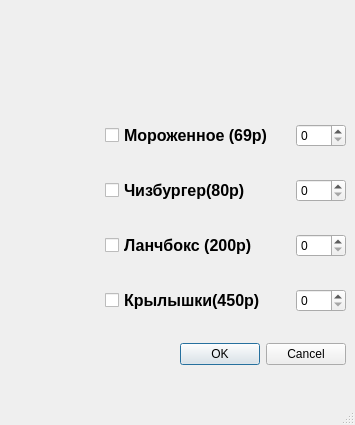
This is 7_practics/kfc_check/design.ui in tikhonow/python as Qt 5 draws it before an edit. The edited form follows.
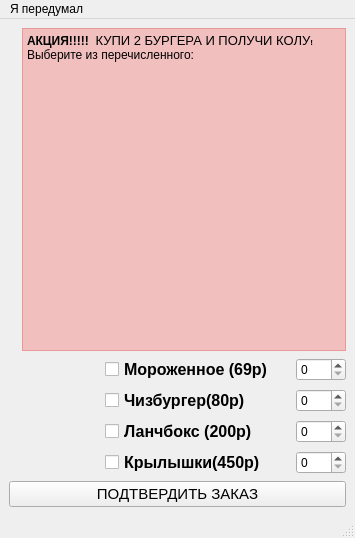
This is the edited form. Icons and pictures are not drawn.

Commit message: add: check design

```diff
--- a/7_practics/kfc_check/design.ui
+++ b/7_practics/kfc_check/design.ui
@@ -7,7 +7,7 @@
     <x>0</x>
     <y>0</y>
     <width>355</width>
-    <height>425</height>
+    <height>538</height>
    </rect>
   </property>
   <property name="windowTitle">
@@ -15,14 +15,7 @@
   </property>
   <widget class="QWidget" name="centralwidget">
    <layout class="QGridLayout" name="gridLayout">
-    <item row="5" column="0">
-     <widget class="QDialogButtonBox" name="buttonBox">
-      <property name="standardButtons">
-       <set>QDialogButtonBox::Cancel|QDialogButtonBox::Ok</set>
-      </property>
-     </widget>
-    </item>
-    <item row="2" column="0">
+    <item row="3" column="0">
      <layout class="QHBoxLayout" name="horizontalLayout_6">
       <item>
        <widget class="QLabel" name="label_3">
@@ -75,120 +68,7 @@
       </item>
      </layout>
     </item>
-    <item row="4" column="0">
-     <layout class="QHBoxLayout" name="horizontalLayout_9">
-      <item>
-       <widget class="QLabel" name="label_6">
-        <property name="maximumSize">
-         <size>
-          <width>90</width>
-          <height>90</height>
-         </size>
-        </property>
-        <property name="text">
-         <string/>
-        </property>
-        <property name="pixmap">
-         <pixmap>resources/image/24930_1.jpg</pixmap>
-        </property>
-        <property name="scaledContents">
-         <bool>true</bool>
-        </property>
-       </widget>
-      </item>
-      <item>
-       <widget class="QCheckBox" name="checkBox_6">
-        <property name="font">
-         <font>
-          <pointsize>12</pointsize>
-          <weight>75</weight>
-          <bold>true</bold>
-         </font>
-        </property>
-        <property name="text">
-         <string>Крылышки(450р)</string>
-        </property>
-       </widget>
-      </item>
-      <item>
-       <widget class="QSpinBox" name="spinBox_6">
-        <property name="maximumSize">
-         <size>
-          <width>50</width>
-          <height>16777215</height>
-         </size>
-        </property>
-       </widget>
-      </item>
-     </layout>
-    </item>
-    <item row="3" column="0">
-     <layout class="QHBoxLayout" name="horizontalLayout_5">
-      <item>
-       <widget class="QLabel" name="label_2">
-        <property name="maximumSize">
-         <size>
-          <width>90</width>
-          <height>90</height>
-         </size>
-        </property>
-        <property name="text">
-         <string/>
-        </property>
-        <property name="pixmap">
-         <pixmap>resources/image/unnamed.png</pixmap>
-        </property>
-        <property name="scaledContents">
-         <bool>true</bool>
-        </property>
-       </widget>
-      </item>
-      <item>
-       <widget class="QCheckBox" name="checkBox_2">
-        <property name="font">
-         <font>
-          <pointsize>12</pointsize>
-          <weight>75</weight>
-          <bold>true</bold>
-         </font>
-        </property>
-        <property name="text">
-         <string>Ланчбокс (200р)</string>
-        </property>
-       </widget>
-      </item>
-      <item>
-       <widget class="QSpinBox" name="spinBox_2">
-        <property name="maximumSize">
-         <size>
-          <width>50</width>
-          <height>16777215</height>
-         </size>
-        </property>
-       </widget>
-      </item>
-     </layout>
-    </item>
-    <item row="0" column="0">
-     <widget class="QLabel" name="label_7">
-      <property name="maximumSize">
-       <size>
-        <width>150</width>
-        <height>60</height>
-       </size>
-      </property>
-      <property name="text">
-       <string/>
-      </property>
-      <property name="pixmap">
-       <pixmap>resources/image/42-429338_vector-kfc-logo-png-transparent-png.png</pixmap>
-      </property>
-      <property name="scaledContents">
-       <bool>true</bool>
-      </property>
-     </widget>
-    </item>
-    <item row="1" column="0">
+    <item row="2" column="0">
      <layout class="QHBoxLayout" name="horizontalLayout_4">
       <item>
        <widget class="QLabel" name="label">
@@ -241,6 +121,158 @@
       </item>
      </layout>
     </item>
+    <item row="4" column="0">
+     <layout class="QHBoxLayout" name="horizontalLayout_5">
+      <item>
+       <widget class="QLabel" name="label_2">
+        <property name="maximumSize">
+         <size>
+          <width>90</width>
+          <height>90</height>
+         </size>
+        </property>
+        <property name="text">
+         <string/>
+        </property>
+        <property name="pixmap">
+         <pixmap>resources/image/unnamed.png</pixmap>
+        </property>
+        <property name="scaledContents">
+         <bool>true</bool>
+        </property>
+       </widget>
+      </item>
+      <item>
+       <widget class="QCheckBox" name="check_five">
+        <property name="font">
+         <font>
+          <pointsize>12</pointsize>
+          <weight>75</weight>
+          <bold>true</bold>
+         </font>
+        </property>
+        <property name="text">
+         <string>Ланчбокс (200р)</string>
+        </property>
+       </widget>
+      </item>
+      <item>
+       <widget class="QSpinBox" name="spin_five">
+        <property name="maximumSize">
+         <size>
+          <width>50</width>
+          <height>16777215</height>
+         </size>
+        </property>
+       </widget>
+      </item>
+     </layout>
+    </item>
+    <item row="6" column="0">
+     <widget class="QPushButton" name="pushButton">
+      <property name="font">
+       <font>
+        <pointsize>11</pointsize>
+        <weight>50</weight>
+        <bold>false</bold>
+       </font>
+      </property>
+      <property name="cursor">
+       <cursorShape>PointingHandCursor</cursorShape>
+      </property>
+      <property name="text">
+       <string>ПОДТВЕРДИТЬ ЗАКАЗ</string>
+      </property>
+     </widget>
+    </item>
+    <item row="5" column="0">
+     <layout class="QHBoxLayout" name="horizontalLayout_9">
+      <item>
+       <widget class="QLabel" name="label_6">
+        <property name="maximumSize">
+         <size>
+          <width>90</width>
+          <height>90</height>
+         </size>
+        </property>
+        <property name="text">
+         <string/>
+        </property>
+        <property name="pixmap">
+         <pixmap>resources/image/24930_1.jpg</pixmap>
+        </property>
+        <property name="scaledContents">
+         <bool>true</bool>
+        </property>
+       </widget>
+      </item>
+      <item>
+       <widget class="QCheckBox" name="check_kur">
+        <property name="font">
+         <font>
+          <pointsize>12</pointsize>
+          <weight>75</weight>
+          <bold>true</bold>
+         </font>
+        </property>
+        <property name="text">
+         <string>Крылышки(450р)</string>
+        </property>
+       </widget>
+      </item>
+      <item>
+       <widget class="QSpinBox" name="spin_kur">
+        <property name="maximumSize">
+         <size>
+          <width>50</width>
+          <height>16777215</height>
+         </size>
+        </property>
+       </widget>
+      </item>
+     </layout>
+    </item>
+    <item row="0" column="0">
+     <layout class="QHBoxLayout" name="horizontalLayout_2">
+      <item>
+       <widget class="QLabel" name="label_7">
+        <property name="maximumSize">
+         <size>
+          <width>150</width>
+          <height>60</height>
+         </size>
+        </property>
+        <property name="text">
+         <string/>
+        </property>
+        <property name="pixmap">
+         <pixmap>resources/image/42-429338_vector-kfc-logo-png-transparent-png.png</pixmap>
+        </property>
+        <property name="scaledContents">
+         <bool>true</bool>
+        </property>
+       </widget>
+      </item>
+      <item>
+       <widget class="QTextBrowser" name="textBrowser">
+        <property name="styleSheet">
+         <string notr="true">background-color: rgba(255, 0, 0, 0.2);</string>
+        </property>
+        <property name="html">
+         <string>&lt;!DOCTYPE HTML PUBLIC &quot;-//W3C//DTD HTML 4.0//EN&quot; &quot;http://www.w3.org/TR/REC-html40/strict.dtd&quot;&gt;
+&lt;html&gt;&lt;head&gt;&lt;meta name=&quot;qrichtext&quot; content=&quot;1&quot; /&gt;&lt;style type=&quot;text/css&quot;&gt;
+p, li { white-space: pre-wrap; }
+&lt;/style&gt;&lt;/head&gt;&lt;body style=&quot; font-family:'MS Shell Dlg 2'; font-size:8.25pt; font-weight:400; font-style:normal;&quot;&gt;
+&lt;p style=&quot; margin-top:0px; margin-bottom:0px; margin-left:0px; margin-right:0px; -qt-block-indent:0; text-indent:0px;&quot;&gt;&lt;span style=&quot; font-family:'MS Shell Dlg 2'; font-size:9pt; font-weight:600;&quot;&gt;АКЦИЯ!!!!!  &lt;/span&gt;&lt;span style=&quot; font-family:'MS Shell Dlg 2'; font-size:10pt;&quot;&gt;КУПИ 2 БУРГЕРА И ПОЛУЧИ КОЛУ&lt;/span&gt;&lt;span style=&quot; font-family:'MS Shell Dlg 2'; font-size:6pt; font-weight:600;&quot;&gt;!&lt;/span&gt;&lt;/p&gt;
+&lt;p style=&quot; margin-top:0px; margin-bottom:0px; margin-left:0px; margin-right:0px; -qt-block-indent:0; text-indent:0px;&quot;&gt;&lt;span style=&quot; font-family:'MS Shell Dlg 2'; font-size:9pt;&quot;&gt;Выберите из перечисленного:&lt;/span&gt;&lt;/p&gt;&lt;/body&gt;&lt;/html&gt;</string>
+        </property>
+        <property name="overwriteMode">
+         <bool>false</bool>
+        </property>
+       </widget>
+      </item>
+     </layout>
+    </item>
    </layout>
   </widget>
   <widget class="QMenuBar" name="menubar">
@@ -252,6 +284,15 @@
      <height>21</height>
     </rect>
    </property>
+   <widget class="QMenu" name="menu">
+    <property name="title">
+     <string>Я передумал</string>
+    </property>
+    <addaction name="separator"/>
+    <addaction name="action_reset"/>
+    <addaction name="action_exit"/>
+   </widget>
+   <addaction name="menu"/>
   </widget>
   <widget class="QStatusBar" name="statusbar"/>
  </widget>
```
Left out of the diff: 18 changed lines with no effect on the pictures. The commit also changes 4 other files.
